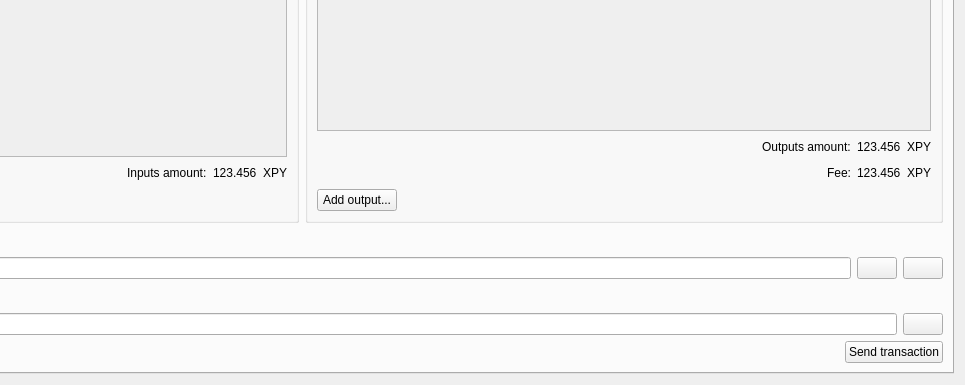
Qt form src/qt/forms/multisigdialog.ui (adamthedog/huangcoin) before a commit; both pictures show x 362 to 1327 and y 210 to 595 of the 1327 by 595 pixel window.
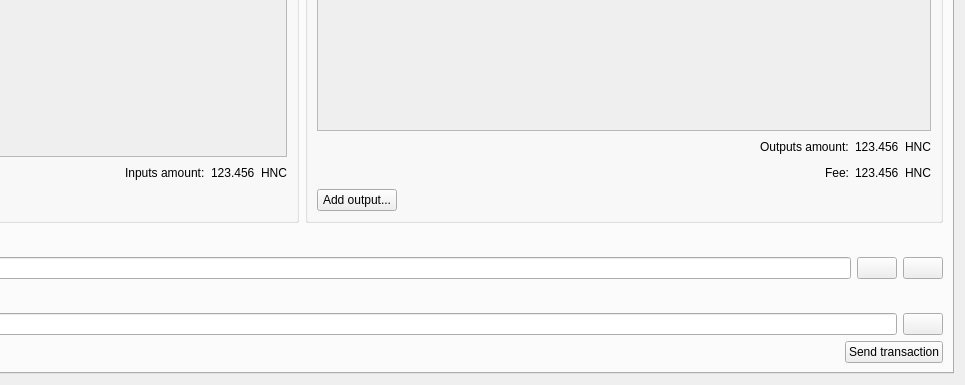
The same form after that commit. Icons and pictures are not drawn.

Patch:
```diff
--- a/src/qt/forms/multisigdialog.ui
+++ b/src/qt/forms/multisigdialog.ui
@@ -399,7 +399,7 @@
                 <item>
                  <widget class="QLabel" name="label">
                   <property name="text">
-                   <string>XPY</string>
+                   <string>HNC</string>
                   </property>
                  </widget>
                 </item>
@@ -518,7 +518,7 @@
                 <item>
                  <widget class="QLabel" name="label_2">
                   <property name="text">
-                   <string>XPY</string>
+                   <string>HNC</string>
                   </property>
                  </widget>
                 </item>
@@ -556,7 +556,7 @@
                 <item>
                  <widget class="QLabel" name="label_3">
                   <property name="text">
-                   <string>XPY</string>
+                   <string>HNC</string>
                   </property>
                  </widget>
                 </item>
```
